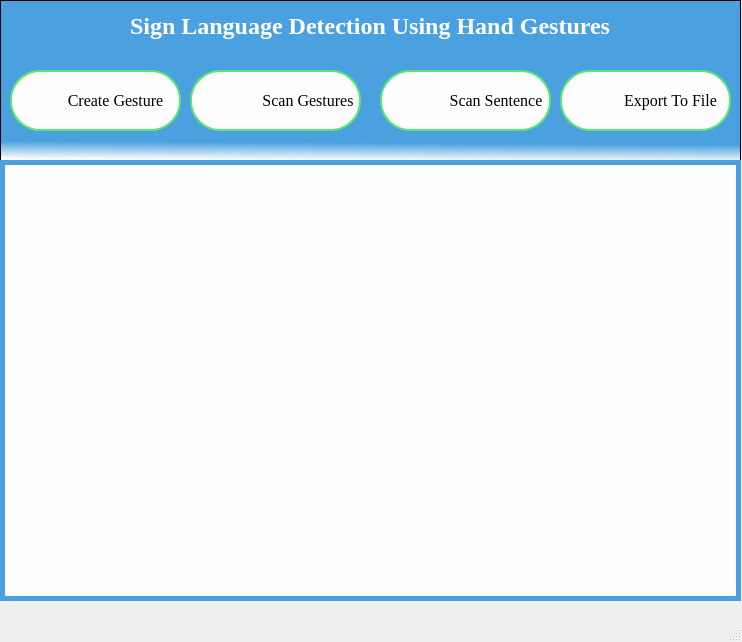
The window that Source Code/UI_Files/dash.UI (shadabsk/Sign-Language-Recognition-Using-Hand-Gestures-Keras-PyQT5-OpenCV) describes before a commit, drawn with Qt 5.
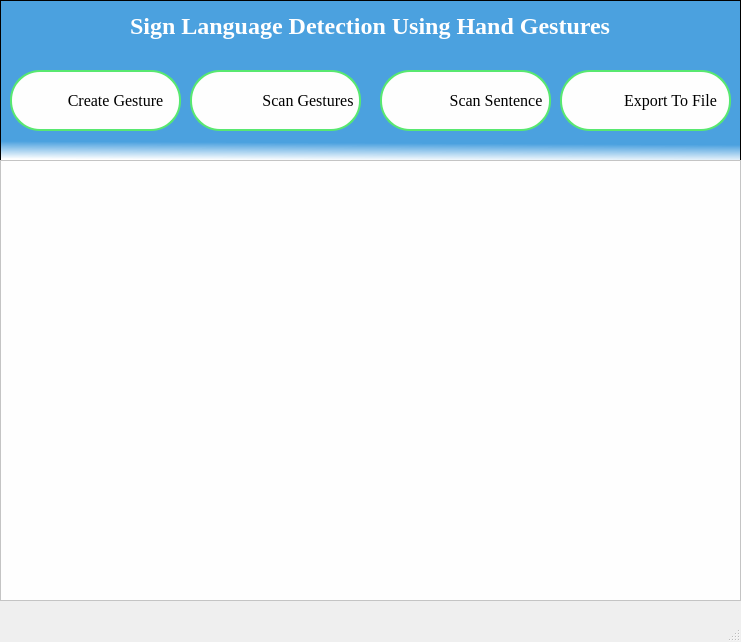
The same window after the commit. Icons and pictures are not drawn.

What changed in the file:
```diff
--- a/Source Code/UI_Files/dash.UI
+++ b/Source Code/UI_Files/dash.UI
@@ -6,7 +6,7 @@
    <rect>
     <x>0</x>
     <y>0</y>
-    <width>742</width>
+    <width>741</width>
     <height>642</height>
    </rect>
   </property>
@@ -14,27 +14,6 @@
    <string>MainWindow</string>
   </property>
   <widget class="QWidget" name="centralwidget">
-   <widget class="QGraphicsView" name="dash">
-    <property name="geometry">
-     <rect>
-      <x>0</x>
-      <y>160</y>
-      <width>741</width>
-      <height>441</height>
-     </rect>
-    </property>
-    <property name="toolTip">
-     <string>&lt;html&gt;&lt;head/&gt;&lt;body&gt;&lt;p&gt;&lt;br/&gt;&lt;/p&gt;&lt;/body&gt;&lt;/html&gt;</string>
-    </property>
-    <property name="layoutDirection">
-     <enum>Qt::LeftToRight</enum>
-    </property>
-    <property name="styleSheet">
-     <string notr="true">background-color:#fefefe;
-border: 5px solid #4ba1df;
-</string>
-    </property>
-   </widget>
    <widget class="QGraphicsView" name="graphicsView_2">
     <property name="geometry">
      <rect>
@@ -227,20 +206,54 @@
      <string>Scan Sentence </string>
     </property>
    </widget>
+   <widget class="QLabel" name="label_3">
+    <property name="geometry">
+     <rect>
+      <x>0</x>
+      <y>160</y>
+      <width>741</width>
+      <height>431</height>
+     </rect>
+    </property>
+    <property name="styleSheet">
+     <string notr="true">
+font-size: 40px;
+color:white;
+</string>
+    </property>
+    <property name="text">
+     <string/>
+    </property>
+   </widget>
+   <widget class="QGraphicsView" name="graphicsView">
+    <property name="geometry">
+     <rect>
+      <x>0</x>
+      <y>160</y>
+      <width>741</width>
+      <height>441</height>
+     </rect>
+    </property>
+    <property name="styleSheet">
+     <string notr="true">background-color:#fefefe;
+</string>
+    </property>
+   </widget>
    <zorder>graphicsView_2</zorder>
    <zorder>label</zorder>
    <zorder>create</zorder>
    <zorder>exp2</zorder>
    <zorder>scan_sen</zorder>
    <zorder>scan_sinlge</zorder>
-   <zorder>dash</zorder>
+   <zorder>label_3</zorder>
+   <zorder>graphicsView</zorder>
   </widget>
   <widget class="QMenuBar" name="menubar">
    <property name="geometry">
     <rect>
      <x>0</x>
      <y>0</y>
-     <width>742</width>
+     <width>741</width>
      <height>21</height>
     </rect>
    </property>
```
